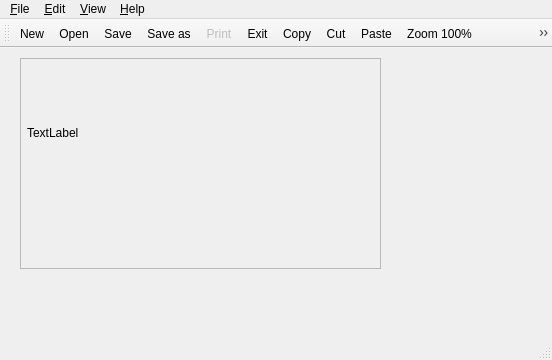
Qt form imageviewer.ui (khashab00/ImageEditor) before a commit.
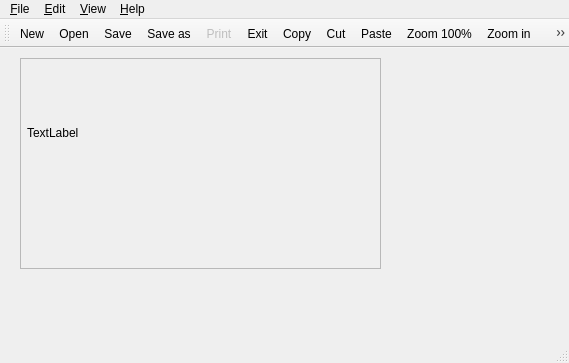
The same form after that commit. Icons and pictures are not drawn.

What changed in the file:
```diff
--- a/imageviewer.ui
+++ b/imageviewer.ui
@@ -6,8 +6,8 @@
    <rect>
     <x>0</x>
     <y>0</y>
-    <width>552</width>
-    <height>360</height>
+    <width>569</width>
+    <height>363</height>
    </rect>
   </property>
   <property name="windowTitle">
@@ -60,7 +60,7 @@
     <rect>
      <x>0</x>
      <y>0</y>
-     <width>552</width>
+     <width>569</width>
      <height>21</height>
     </rect>
    </property>
```
Left out of the diff: 2 changed lines with no effect on the pictures.
